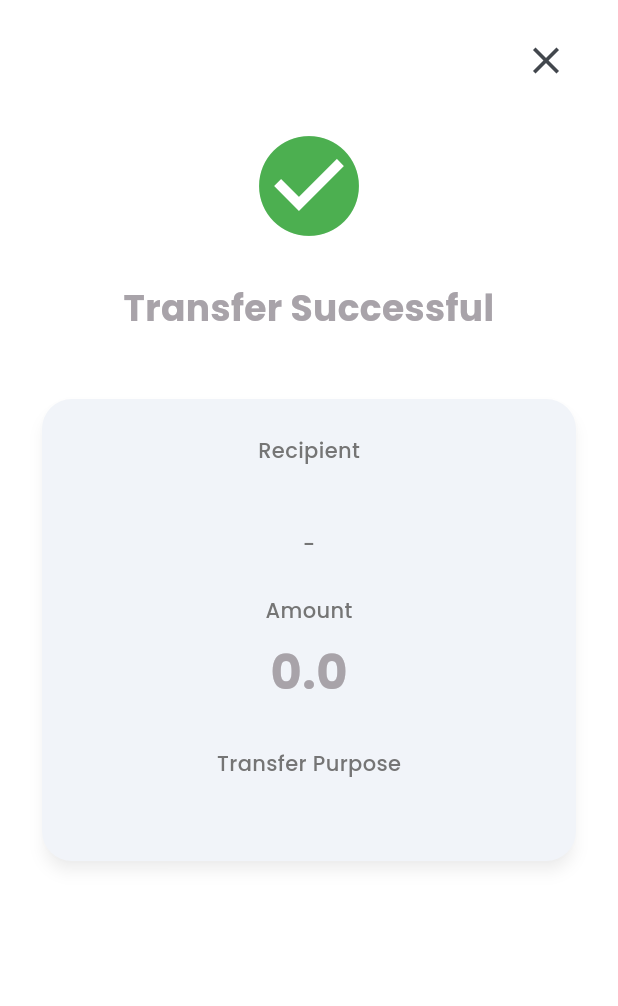
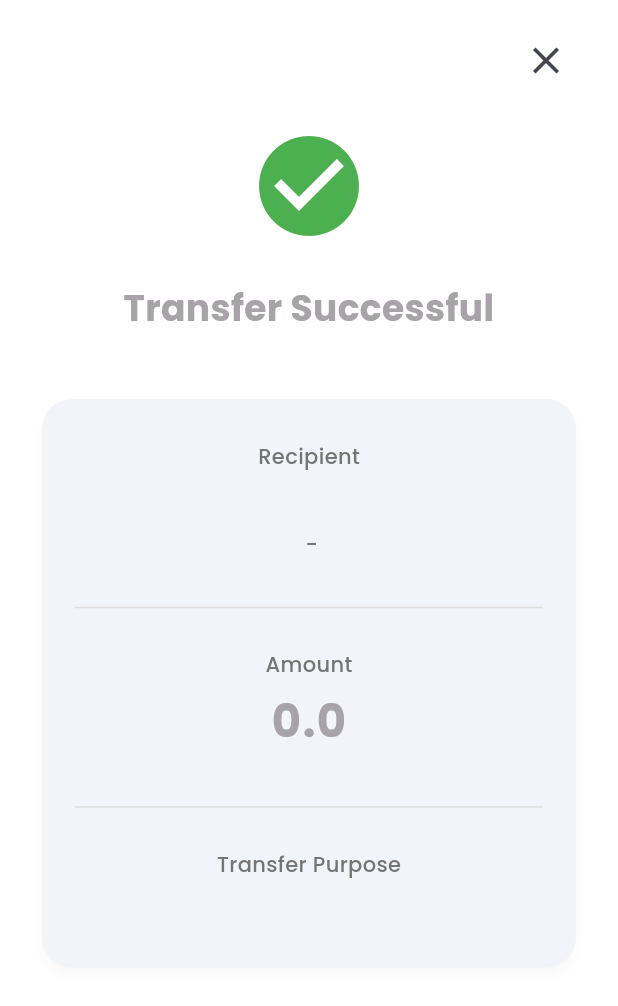
Before and after one commit to akangromeo/mobile_banking_apps, a Flutter app: the TransferSuccessScreen screen opened directly with empty values, on a phone screen of 412 x 824 dp. Shown: the top 1006 px of the screen. Run offline on Flutter 3.47's test engine with Material 3 defaults, Android fonts, the phone set to English and light mode, and no system bars; our stand-ins replace bloc, dartz, dio, equatable, flutter_bloc, flutter_dotenv and 8 more; accounts and stored records are empty; network calls fail.

Commit message:
feat: - Refactor transaction history and transfer screens; - improve form validation and UI consistency

```diff
--- a/lib/features/history/presentation/screens/history_detail_screen.dart
+++ b/lib/features/history/presentation/screens/history_detail_screen.dart
@@ -20,10 +20,6 @@ class HistoryDetailScreen extends StatelessWidget {
     final double amount = transactionData.amount;
     final double totalTransaction = amount;
 
-    const String sourceName = 'Name';
-    // todo there's no source
-    // const String sourceAccount = 'Bank Name - 1233313113';
-
     return Scaffold(
       backgroundColor: AppColors.grey,
       body: SingleChildScrollView(
@@ -39,14 +35,12 @@ class HistoryDetailScreen extends StatelessWidget {
             HistoryDetailsBlock(
               transactionData: transactionData,
               receiverName: receiverName,
-              sourceAccount: sourceName,
               transferMethod: transactionData.timestamp,
               transferID: transactionData.id.toString(),
               amount: amount,
               //todo no transaction fee
               transactionFee: 0,
               totalTransaction: totalTransaction,
-              sourceName: sourceName,
             ),
             const SizedBox(height: 20),
           ],
--- a/lib/features/home/presentation/widgets/bank_info_card.dart
+++ b/lib/features/home/presentation/widgets/bank_info_card.dart
@@ -32,10 +32,8 @@ class _BankInfoCardState extends State<BankInfoCard> {
       child: Padding(
         padding: const EdgeInsets.all(16.0),
         child: Column(
-          mainAxisSize: MainAxisSize
-              .min, // Menambahkan ini agar ukuran Column mengikuti child
+          mainAxisSize: MainAxisSize.min,
           children: [
-            // Left Section: Bank Info
             Row(
               crossAxisAlignment: CrossAxisAlignment.start,
               children: [
--- a/lib/features/home/presentation/widgets/transaction_item.dart
+++ b/lib/features/home/presentation/widgets/transaction_item.dart
@@ -31,7 +31,7 @@ class TransactionItem extends StatelessWidget {
     final String amountText = '${sign}Rp $formattedAmount';
 
     return InkWell(
-        onTap: onTap, // Tetapkan fungsi onTap dari properti
+      onTap: onTap,
       child: Padding(
         padding: const EdgeInsets.symmetric(vertical: 8.0),
         child: Row(
@@ -72,6 +72,8 @@ class TransactionItem extends StatelessWidget {
               ),
             ),
           ],
-            )));
+        ),
+      ),
+    );
   }
 }
--- a/lib/features/transfer/presentation/screens/transfer_result_screen.dart
+++ b/lib/features/transfer/presentation/screens/transfer_result_screen.dart
@@ -17,7 +17,6 @@ class TransferSuccessScreen extends StatelessWidget {
           child: Column(
             crossAxisAlignment: CrossAxisAlignment.stretch,
             children: [
-              // --- Tombol Close di Pojok Kanan Atas ---
               Align(
                 alignment: Alignment.centerRight,
                 child: IconButton(
@@ -28,8 +27,6 @@ class TransferSuccessScreen extends StatelessWidget {
                 ),
               ),
               const SizedBox(height: 20),
-
-              // --- Status Sukses ---
               const Icon(
                 Icons.check_circle,
                 color: Colors.green,
@@ -45,11 +42,8 @@ class TransferSuccessScreen extends StatelessWidget {
                 ),
               ),
               const SizedBox(height: 40),
-
-              // --- Kartu Detail Struk ---
               _buildReceiptCard(data),
-
-              const Spacer(), // Mendorong tombol ke bawah
+              const Spacer(),
             ],
           ),
         ),
@@ -57,55 +51,79 @@ class TransferSuccessScreen extends StatelessWidget {
     );
   }
 
-  // Widget terpisah untuk kartu struk agar lebih rapi
   Widget _buildReceiptCard(TransferEntitiy data) {
     return Card(
-      elevation: 4,
-      shadowColor: Colors.grey.withOpacity(0.2),
+      elevation: 3,
+      shadowColor: Colors.black12,
       shape: RoundedRectangleBorder(
-        borderRadius: BorderRadius.circular(20.0),
+        borderRadius: BorderRadius.circular(20),
       ),
       child: Padding(
-        padding: const EdgeInsets.all(24.0),
+        padding: const EdgeInsets.symmetric(vertical: 28, horizontal: 22),
         child: Column(
+          crossAxisAlignment: CrossAxisAlignment.center,
           children: [
-            // --- Penerima ---
-            Text('Recipient', style: TextStyle(color: Colors.grey[600])),
-            const SizedBox(height: 8),
+            Text(
+              'Recipient',
+              style: TextStyle(
+                color: Colors.grey[600],
+                fontSize: 14,
+              ),
+            ),
+            const SizedBox(height: 4),
             Text(
               data.recipientUname,
               style: const TextStyle(
                 fontSize: 22,
-                fontWeight: FontWeight.bold,
-                letterSpacing: 1.2,
+                fontWeight: FontWeight.w700,
+              ),
+              textAlign: TextAlign.center,
+            ),
+            const SizedBox(height: 4),
+            Text(
+              '${data.externalBankName} - ${data.externalAccNumber}',
+              textAlign: TextAlign.center,
+              style: TextStyle(
+                color: Colors.grey[600],
+                fontSize: 14,
               ),
             ),
-            const SizedBox(height: 4),
-            Text('${data.externalBankName} - ${data.externalAccNumber}',
-                style: TextStyle(color: Colors.grey[600])),
             const SizedBox(height: 24),
-
-            // --- Jumlah ---
-            Text('Amount', style: TextStyle(color: Colors.grey[600])),
-            const SizedBox(height: 8),
+            Divider(color: Colors.grey.shade300, thickness: 1),
+            const SizedBox(height: 20),
+            Text(
+              'Amount',
+              style: TextStyle(
+                color: Colors.grey[600],
+                fontSize: 14,
+              ),
+            ),
+            const SizedBox(height: 6),
             Text(
               data.amount.toString(),
               style: const TextStyle(
-                fontSize: 32,
+                fontSize: 30,
                 fontWeight: FontWeight.bold,
+                letterSpacing: 1,
               ),
             ),
-
             const SizedBox(height: 28),
-
-            // --- Tujuan Transfer ---
-            Text('Transfer Purpose', style: TextStyle(color: Colors.grey[600])),
+            Divider(color: Colors.grey.shade300, thickness: 1),
+            const SizedBox(height: 20),
+            Text(
+              'Transfer Purpose',
+              style: TextStyle(
+                color: Colors.grey[600],
+                fontSize: 14,
+              ),
+            ),
             const SizedBox(height: 8),
             Text(
               data.description,
+              textAlign: TextAlign.center,
               style: const TextStyle(
                 fontSize: 16,
-                fontWeight: FontWeight.bold,
+                fontWeight: FontWeight.w600,
               ),
             ),
           ],
--- a/lib/features/transfer/presentation/widgets/recepient_info_widget.dart
+++ b/lib/features/transfer/presentation/widgets/recepient_info_widget.dart
@@ -30,7 +30,6 @@ class RecipientInfoWidget extends StatelessWidget {
           ),
         ),
         const SizedBox(height: 12),
-
         Text(
           name,
           style: appTheme.textTheme.headlineSmall?.copyWith(
@@ -39,9 +38,9 @@ class RecipientInfoWidget extends StatelessWidget {
           ),
         ),
         const SizedBox(height: 4),
-        // 3. Teks untuk info bank, dibuat lebih kecil dan berwarna abu-abu.
         Text(
           bankInfo,
+          textAlign: TextAlign.center,
           style: appTheme.textTheme.bodyLarge?.copyWith(
             color: AppColors.textGrey,
           ),
```
Also changed, not shown: lib/features/history/presentation/widgets/history_detail_block.dart (+1 -11 lines), lib/features/home/presentation/screens/home_view.dart (+24 -15 lines), lib/features/home/presentation/widgets/button_card.dart (+8 -6 lines), lib/features/home/presentation/widgets/transaction_history_card.dart (+7 -42 lines), lib/features/transfer/presentation/screens/transfer_destination_bank_screen.dart (+5 -2 lines), lib/features/transfer/presentation/screens/transfer_input_amount_screen.dart (+26 -9 lines), lib/features/transfer/presentation/screens/transfer_view.dart (+62 -15 lines). Lines whose indentation alone changed are shown as unchanged.
